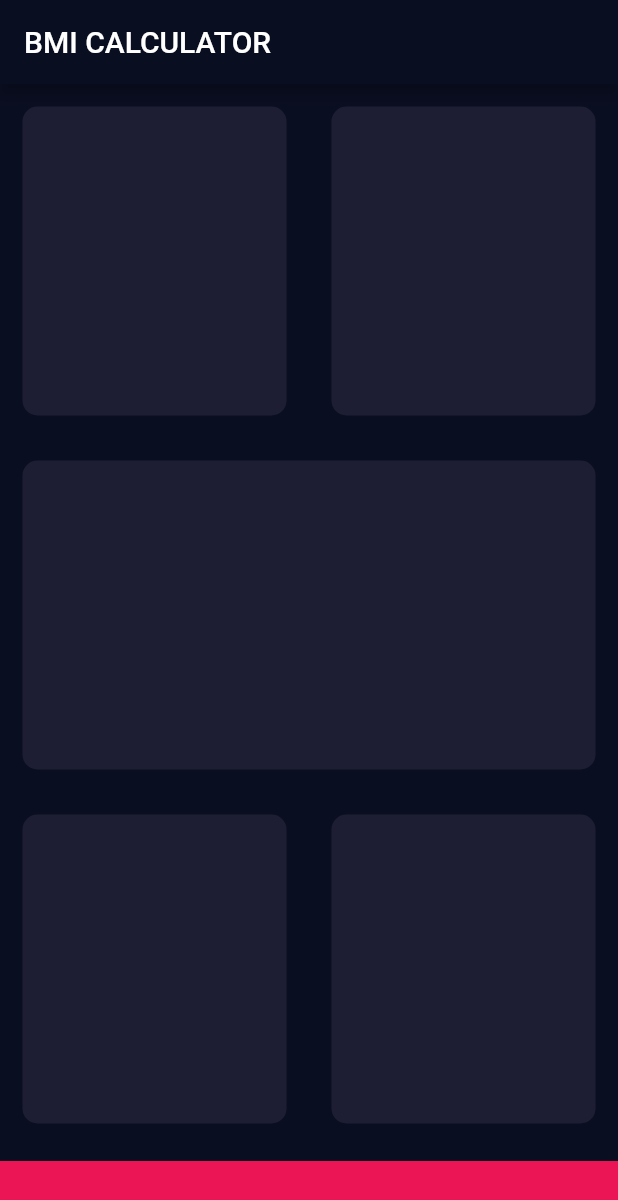
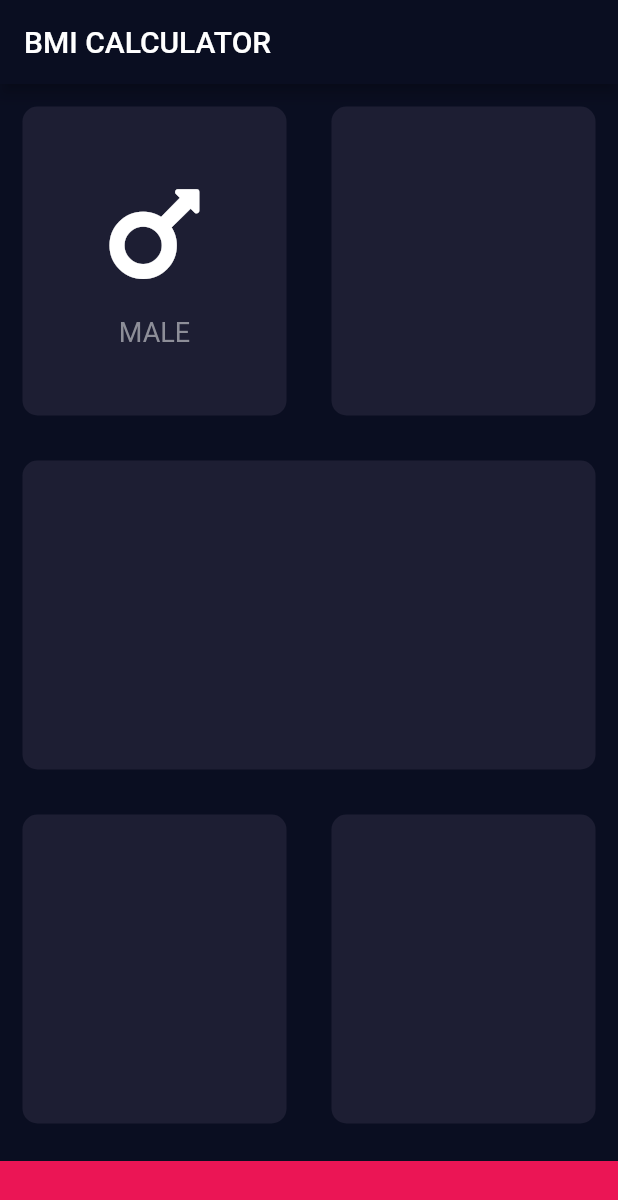
Before and after one commit to Ayushd70/bmi-calculator, a Flutter app: the screen it shows after launch, on a phone screen of 412 x 824 dp. Shown: the top 1200 px of the screen. Run offline on Flutter 3.47's test engine with Material 2 defaults, Android fonts, the phone set to English and light mode, and no system bars; our stand-ins replace font_awesome_flutter.

Commit message:
bmi: input_page: create a column to display the first MALE column
*also copy the contents of the ReusableCard using cardChild variable

Signed-off-by: Ayush Dubey <ayushdubey70@gmail.com>

```diff
--- a/lib/input_page.dart
+++ b/lib/input_page.dart
@@ -1,5 +1,5 @@
-import 'package:flutter/cupertino.dart';
 import 'package:flutter/material.dart';
+import 'package:font_awesome_flutter/font_awesome_flutter.dart';
 
 const bottomContainerHeight = 50.0;
 const activeCardColour = Color(0xFF1D1E33);
@@ -25,6 +25,25 @@ class _InputPageState extends State<InputPage> {
                 Expanded(
                   child: ReusableCard(
                     colour: activeCardColour,
+                    cardChild: Column(
+                      mainAxisAlignment: MainAxisAlignment.center,
+                      children: [
+                        Icon(
+                          FontAwesomeIcons.mars,
+                          size: 80,
+                        ),
+                        SizedBox(
+                          height: 15.0,
+                        ),
+                        Text(
+                          'MALE',
+                          style: TextStyle(
+                            fontSize: 18.0,
+                            color: Color(0xFF8D8E98),
+                          ),
+                        ),
+                      ],
+                    ),
                   ),
                 ),
                 Expanded(
@@ -70,13 +89,15 @@ class _InputPageState extends State<InputPage> {
 
 class ReusableCard extends StatelessWidget {
 
-  ReusableCard({@required this.colour});
+  ReusableCard({@required this.colour, this.cardChild});
 
   final Color colour;
+  final Widget cardChild;
 
   @override
   Widget build(BuildContext context) {
     return Container(
+      child:cardChild,
       margin: EdgeInsets.all(15.0),
       decoration: BoxDecoration(
         color: colour,
--- a/pubspec.yaml
+++ b/pubspec.yaml
@@ -11,6 +11,7 @@ dependencies:
     sdk: flutter
 
   cupertino_icons: ^0.1.2
+  font_awesome_flutter: ^8.11.0
 
 dev_dependencies:
   flutter_test:
```
